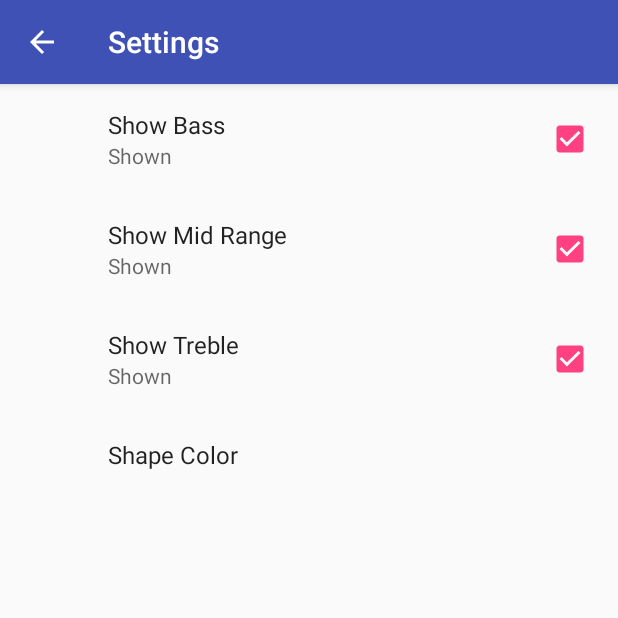
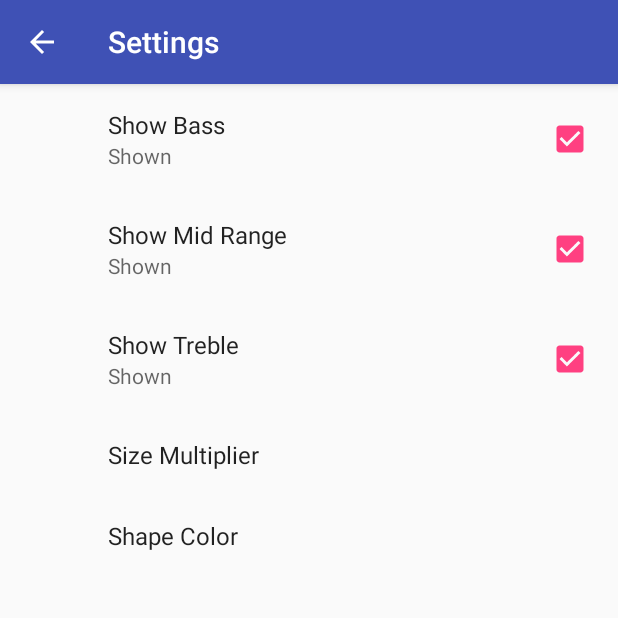
Before and after one commit to divya2392/SharedPreference, an Android app: the screen it shows after launch (SettingsActivity), in the options menu, after a tap on "Settings", on a phone screen of 412 x 824 dp, the top half of it. Run offline under Robolectric (Android 15) with nearby library versions, the phone set to English and light mode, and no system bars; our stand-ins replace androidx.preference; 1 statement that could not run was skipped.

Commit message:
EditText preference added

```diff
--- a/app/src/main/java/android/example/com/visualizerpreferences/SettingsFragment.java
+++ b/app/src/main/java/android/example/com/visualizerpreferences/SettingsFragment.java
@@ -4,6 +4,7 @@ package android.example.com.visualizerpreferences;
 import android.content.SharedPreferences;
 import android.os.Bundle;
 import android.support.v7.preference.CheckBoxPreference;
+import android.support.v7.preference.EditTextPreference;
 import android.support.v7.preference.ListPreference;
 import android.support.v7.preference.Preference;
 import android.support.v7.preference.PreferenceFragmentCompat;
@@ -45,6 +46,9 @@ public class SettingsFragment extends PreferenceFragmentCompat implements Shared
             if(prefIndex >= 0)
             {
                 listPreference.setSummary(listPreference.getEntries()[prefIndex]);
+            }else if (preference instanceof EditTextPreference)
+            {
+                preference.setSummary(value);
             }
         }
     }
--- a/app/src/main/java/android/example/com/visualizerpreferences/VisualizerActivity.java
+++ b/app/src/main/java/android/example/com/visualizerpreferences/VisualizerActivity.java
@@ -56,9 +56,16 @@ public class VisualizerActivity extends AppCompatActivity implements SharedPrefe
         mVisualizerView.setShowBass(sharedPreferences.getBoolean(getString(R.string.pref_show_bass_key),getResources().getBoolean(R.bool.pref_show_bass_default)));
         mVisualizerView.setShowMid(sharedPreferences.getBoolean(getString(R.string.pref_show_mid_range_key),getResources().getBoolean(R.bool.pref_show_mid_range_default)));
         mVisualizerView.setShowTreble(sharedPreferences.getBoolean(getString(R.string.pref_show_treble_key),getResources().getBoolean(R.bool.pref_show_treble_default)));
-        mVisualizerView.setMinSizeScale(1);
+       loadSizeFromPreferences(sharedPreferences);
         loadColorFromPreferences(sharedPreferences);
         sharedPreferences.registerOnSharedPreferenceChangeListener(this);
+    }
+
+    private void loadSizeFromPreferences(SharedPreferences sharedPreferences)
+    {
+        float minSize = Float.parseFloat(sharedPreferences.getString(getString(R.string.pref_size_key),
+                getString(R.string.pref_size_default)));
+        mVisualizerView.setMinSizeScale(minSize);
     }
 
     private void loadColorFromPreferences(SharedPreferences sharedPreferences)
@@ -170,6 +177,10 @@ public class VisualizerActivity extends AppCompatActivity implements SharedPrefe
      }else if (key.equals(getString(R.string.pref_color_key)))
      {
          loadColorFromPreferences(sharedPreferences);
+     }else if (key.equals(getString(R.string.pref_size_key)))
+     {
+         float minSize = Float.parseFloat(sharedPreferences.getString(getString(R.string.pref_size_key), "1.0"));
+         mVisualizerView.setMinSizeScale(minSize);
      }
     }
 }
--- a/app/src/main/res/values/strings.xml
+++ b/app/src/main/res/values/strings.xml
@@ -28,6 +28,11 @@
     <string name="pref_color_label_blue">Blue</string>
     <string name="pref_color_label_green">Green</string>
 
+    <string name="pref_size_label">Size Multiplier</string>
+    <string name="pref_size_key" translatable="false">size</string>
+    <string name="pref_size_default" translatable="false">1</string>
+
+
 
     <!-- Value in SharedPreferences for red color option -->
     <string name="pref_color_red_value" translatable="false">red</string>
--- a/app/src/main/res/xml/pref_visualizer.xml
+++ b/app/src/main/res/xml/pref_visualizer.xml
@@ -23,6 +23,11 @@
         android:summaryOn="@string/pref_show_true"
         android:title="@string/pref_show_treble_label" />
 
+    <EditTextPreference
+        android:defaultValue="@string/pref_size_default"
+        android:key="@string/pref_size_key"
+        android:title="@string/pref_size_label"/>
+
     <ListPreference
         android:defaultValue="@string/pref_color_red_value"
         android:entries="@array/pref_color_option_labels"
```
